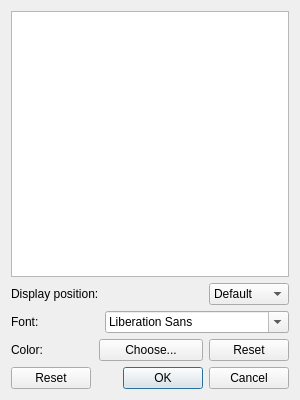
The window that src/Interface/Application/NoteEditor.ui (SCIInstitute/SCIRun) describes before a commit, drawn with Qt 5.
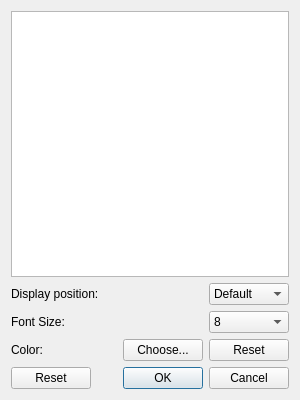
The same window after the commit.

Commit message: NoteEditor functionality

Patch:
```diff
--- a/src/Interface/Application/NoteEditor.ui
+++ b/src/Interface/Application/NoteEditor.ui
@@ -84,29 +84,6 @@
        </item>
       </widget>
      </item>
-     <item row="1" column="0">
-      <widget class="QLabel" name="label_2">
-       <property name="text">
-        <string>Font:</string>
-       </property>
-      </widget>
-     </item>
-     <item row="1" column="1" colspan="3">
-      <spacer name="horizontalSpacer">
-       <property name="orientation">
-        <enum>Qt::Horizontal</enum>
-       </property>
-       <property name="sizeHint" stdset="0">
-        <size>
-         <width>40</width>
-         <height>20</height>
-        </size>
-       </property>
-      </spacer>
-     </item>
-     <item row="1" column="4" colspan="2">
-      <widget class="QFontComboBox" name="fontComboBox"/>
-     </item>
      <item row="2" column="0" colspan="2">
       <widget class="QLabel" name="label_3">
        <property name="text">
@@ -148,6 +125,71 @@
        </property>
       </spacer>
      </item>
+     <item row="1" column="0">
+      <widget class="QLabel" name="label_4">
+       <property name="text">
+        <string>Font Size:</string>
+       </property>
+      </widget>
+     </item>
+     <item row="1" column="5">
+      <widget class="QComboBox" name="fontSizeComboBox_">
+       <property name="currentIndex">
+        <number>1</number>
+       </property>
+       <item>
+        <property name="text">
+         <string>6</string>
+        </property>
+       </item>
+       <item>
+        <property name="text">
+         <string>8</string>
+        </property>
+       </item>
+       <item>
+        <property name="text">
+         <string>10</string>
+        </property>
+       </item>
+       <item>
+        <property name="text">
+         <string>12</string>
+        </property>
+       </item>
+       <item>
+        <property name="text">
+         <string>16</string>
+        </property>
+       </item>
+      </widget>
+     </item>
+     <item row="1" column="4">
+      <spacer name="horizontalSpacer_4">
+       <property name="orientation">
+        <enum>Qt::Horizontal</enum>
+       </property>
+       <property name="sizeHint" stdset="0">
+        <size>
+         <width>40</width>
+         <height>20</height>
+        </size>
+       </property>
+      </spacer>
+     </item>
+     <item row="1" column="2">
+      <spacer name="horizontalSpacer_5">
+       <property name="orientation">
+        <enum>Qt::Horizontal</enum>
+       </property>
+       <property name="sizeHint" stdset="0">
+        <size>
+         <width>40</width>
+         <height>20</height>
+        </size>
+       </property>
+      </spacer>
+     </item>
     </layout>
    </item>
   </layout>
```
Left out of the diff: 12 changed lines with no effect on the pictures. The commit also changes 6 other files.
